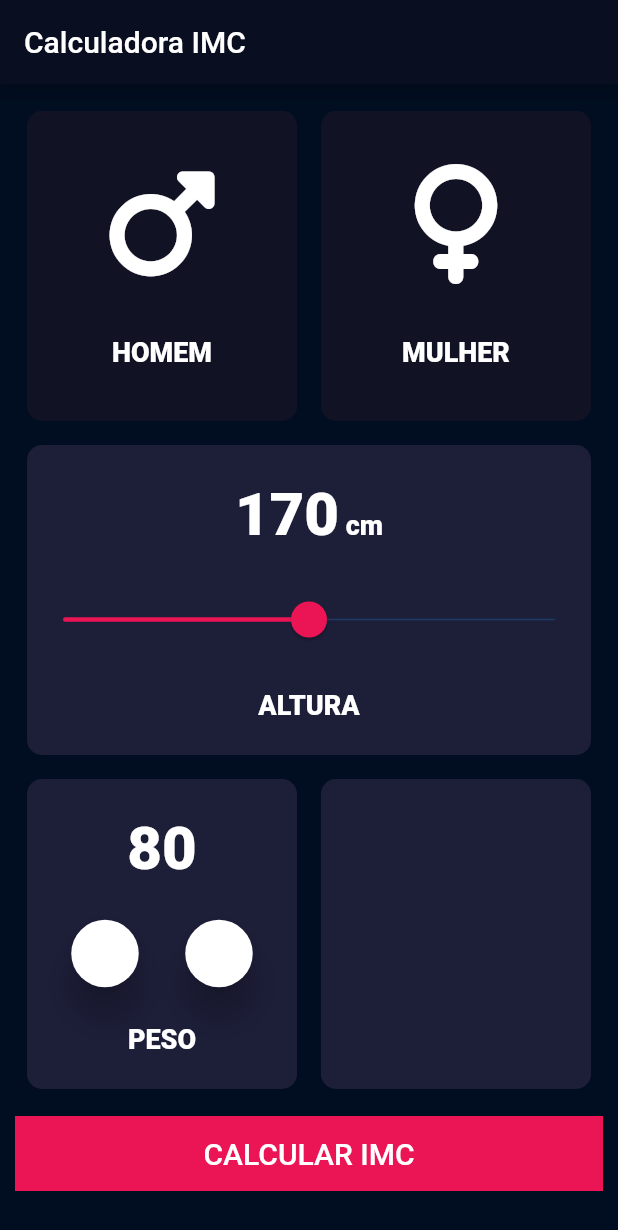
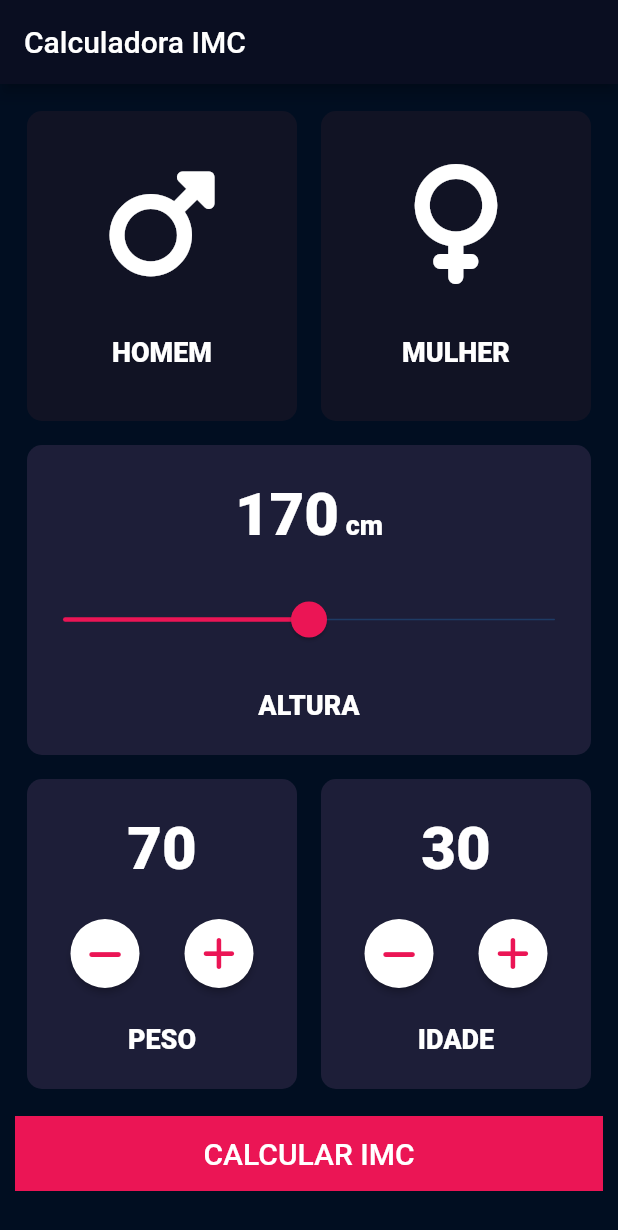
Before and after one commit to tbdbatista/bmi-calculator, a Flutter app: the screen it shows after launch, on a phone screen of 412 x 824 dp. Shown: the top 1230 px of the screen. Run offline on Flutter 3.47's test engine with Material 2 defaults, Android fonts, the phone set to English and light mode, and no system bars; our stand-ins replace font_awesome_flutter.

Commit message:
calculatorPage - add age roundButtons to change input - Thiago Batista

```diff
--- a/lib/calculator_page.dart
+++ b/lib/calculator_page.dart
@@ -22,7 +22,8 @@ class BMICalculatorPage extends StatefulWidget {
 class _BMICalculatorPageState extends State<BMICalculatorPage> {
   ContainerType? containerType;
   int height = 170;
-  int weight = 80;
+  int weight = 70;
+  int age = 30;
 
   @override
   Widget build(BuildContext context) {
@@ -135,9 +136,31 @@ class _BMICalculatorPageState extends State<BMICalculatorPage> {
                           Row(
                             mainAxisAlignment: MainAxisAlignment.spaceEvenly,
                             crossAxisAlignment: CrossAxisAlignment.start,
-                            children: const [
-                              RoundButton(),
-                              RoundButton(),
+                            children: [
+                              RoundButton(
+                                icon: const Icon(
+                                  FontAwesomeIcons.minus,
+                                  color: MyColors.contrastColor,
+                                  size: 26,
+                                ),
+                                onPressed: () {
+                                  setState(() {
+                                    weight -= 1;
+                                  });
+                                },
+                              ),
+                              RoundButton(
+                                icon: const Icon(
+                                  FontAwesomeIcons.plus,
+                                  color: MyColors.contrastColor,
+                                  size: 25,
+                                ),
+                                onPressed: () {
+                                  setState(() {
+                                    weight += 1;
+                                  });
+                                },
+                              ),
                             ],
                           ),
                           const Text(
@@ -148,7 +171,53 @@ class _BMICalculatorPageState extends State<BMICalculatorPage> {
                       ),
                     ),
                   ),
-                  const Expanded(child: CalculatorContainer()),
+                  Expanded(
+                    child: CalculatorContainer(
+                      childContainer: Column(
+                        mainAxisAlignment: MainAxisAlignment.spaceEvenly,
+                        children: [
+                          Text(
+                            age.toString(),
+                            style: MyStiles.biggerStyle,
+                          ),
+                          Row(
+                            mainAxisAlignment: MainAxisAlignment.spaceEvenly,
+                            crossAxisAlignment: CrossAxisAlignment.start,
+                            children: [
+                              RoundButton(
+                                icon: const Icon(
+                                  FontAwesomeIcons.minus,
+                                  color: MyColors.contrastColor,
+                                  size: 26,
+                                ),
+                                onPressed: () {
+                                  setState(() {
+                                    age -= 1;
+                                  });
+                                },
+                              ),
+                              RoundButton(
+                                icon: const Icon(
+                                  FontAwesomeIcons.plus,
+                                  color: MyColors.contrastColor,
+                                  size: 25,
+                                ),
+                                onPressed: () {
+                                  setState(() {
+                                    age += 1;
+                                  });
+                                },
+                              ),
+                            ],
+                          ),
+                          const Text(
+                            'IDADE',
+                            style: MyStiles.mainStyle,
+                          ),
+                        ],
+                      ),
+                    ),
+                  ),
                 ],
               ),
             ),
--- a/lib/round_button.dart
+++ b/lib/round_button.dart
@@ -2,21 +2,23 @@ import 'package:calculadora_bmi/my_constants.dart';
 import 'package:flutter/material.dart';
 
 class RoundButton extends StatelessWidget {
-  const RoundButton({super.key});
+  const RoundButton({super.key, required this.icon, required this.onPressed});
+
+  final Icon icon;
+  final void Function()? onPressed;
 
   @override
   Widget build(BuildContext context) {
     return RawMaterialButton(
       onPressed: onPressed,
       shape: const CircleBorder(),
-      elevation: 10,
+      // elevation: 10.0,
       constraints: const BoxConstraints.tightFor(
-        height: 45,
-        width: 45,
+        height: 46,
+        width: 46,
       ),
       fillColor: MyColors.foregroundColor,
+      child: icon,
     );
   }
-
-  void onPressed() {}
 }
```
